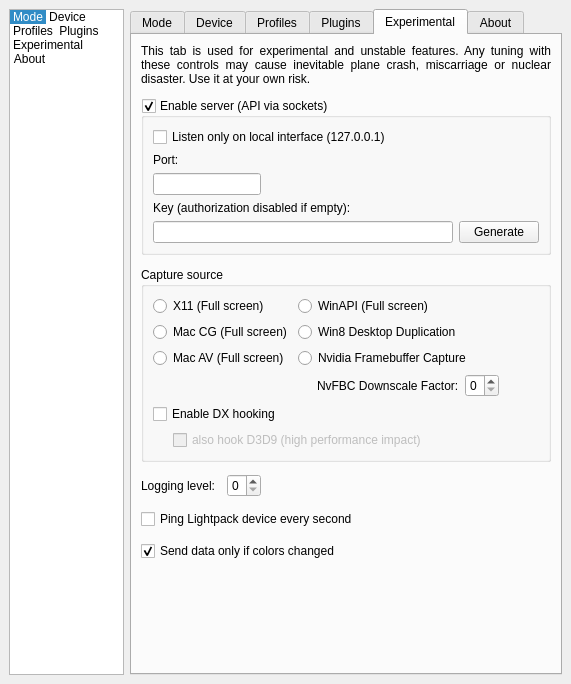
Qt form Software/src/SettingsWindow.ui (psieg/Lightpack) before a commit.
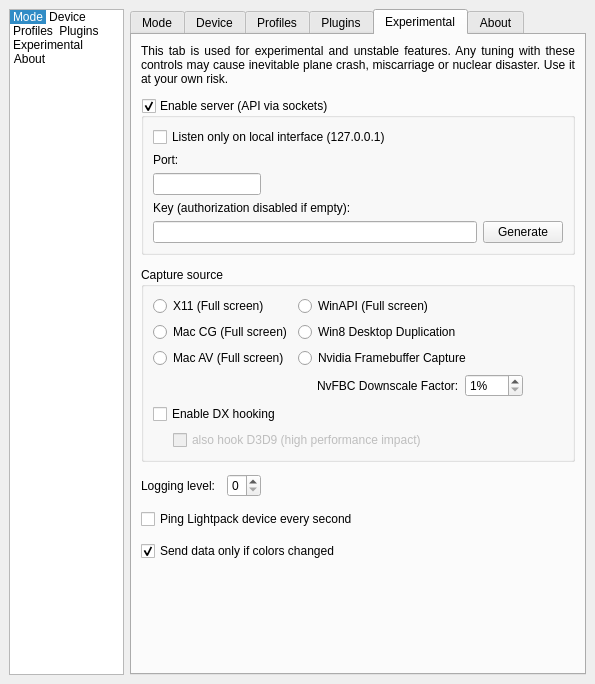
The same form after that commit. The open tabs and pages were chosen to show the change. Icons and pictures are not drawn. Custom widgets are drawn as their Qt base class.

Commit message:
NvFBC: Use percentage for downscaling
Default is 25% which equals 4 times downscaling

The edit to the form file:
```diff
--- a/Software/src/SettingsWindow.ui
+++ b/Software/src/SettingsWindow.ui
@@ -2690,7 +2690,13 @@
                   <item>
                    <widget class="QSpinBox" name="spinBox_NvFBCDownscaleFactor">
                     <property name="maximum">
-                     <number>4</number>
+                     <number>100</number>
+                    </property>
+                    <property name="minimum">
+                     <number>1</number>
+                    </property>
+                    <property name="suffix">
+                     <cstring>%</cstring>
                     </property>
                    </widget>
                   </item>
```
The commit also changes 2 other files.
